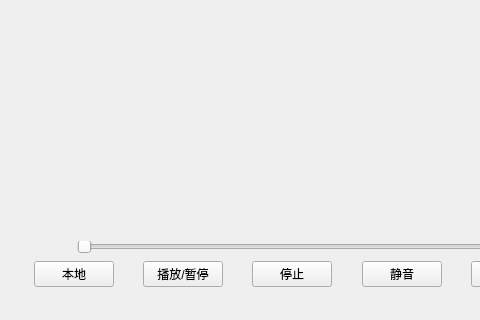
Old version of the form vlcplayer/vlcplayer.ui in the repository nnengg/vlc-qt-player; both pictures show x 0 to 480 and y 280 to 600 of the 800 by 600 pixel window.
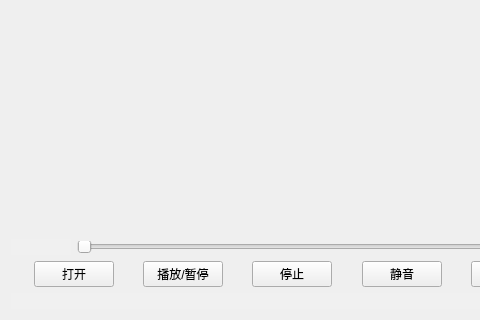
New version of the form.

What changed in the file:
```diff
--- a/vlcplayer/vlcplayer.ui
+++ b/vlcplayer/vlcplayer.ui
@@ -158,7 +158,7 @@
      <item>
       <widget class="QPushButton" name="local">
        <property name="text">
-        <string>本地</string>
+        <string>打开</string>
        </property>
       </widget>
      </item>
```
